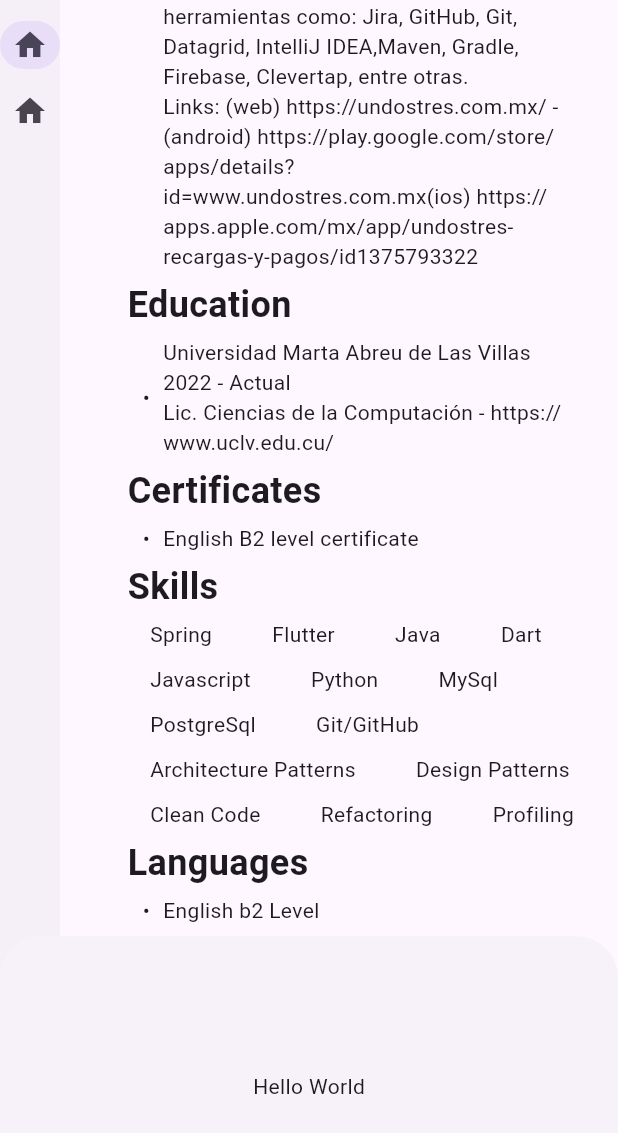
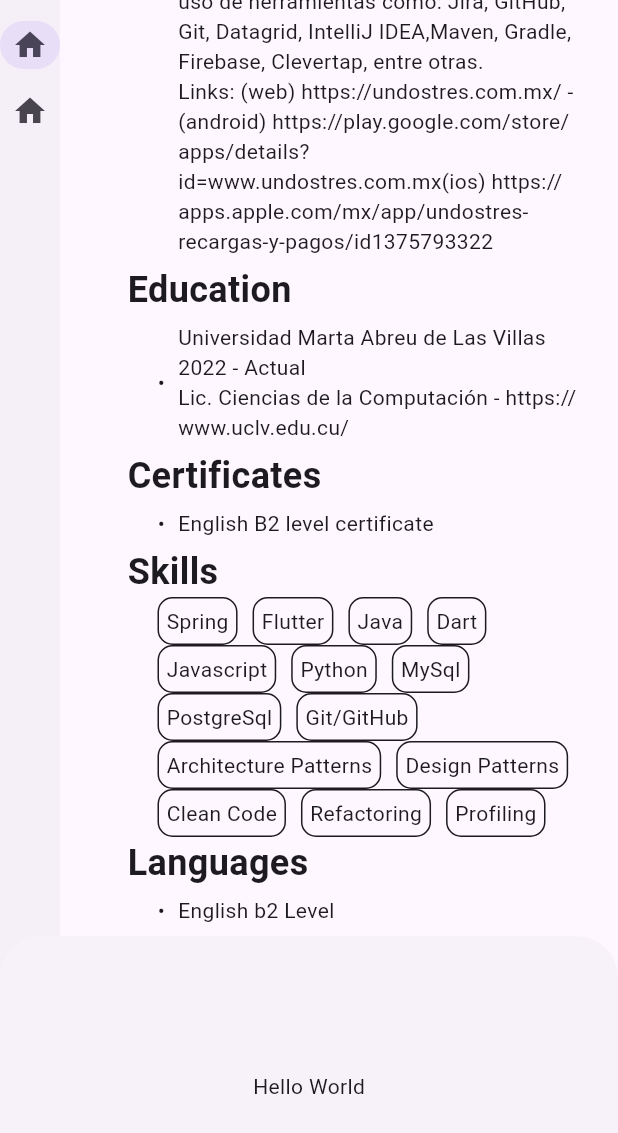
Before and after one commit to palmerovicdev/CvGenerator, a Flutter app: the screen it shows after launch, scrolled down 1152 dp, after a tap on the "add" icon, on a phone screen of 412 x 824 dp. Shown: the top 1133 px of the screen. Run offline on Flutter 3.47's test engine with Material 3 defaults, Android fonts, the light colour scheme and no system bars; our stand-ins replace bloc, dio, equatable, flutter_bloc, gap, get_it and 1 more.

Commit message:
feat: change the padding of some widget

```diff
--- a/lib/cv_generator/presentation/pages/cv_generator_page.dart
+++ b/lib/cv_generator/presentation/pages/cv_generator_page.dart
@@ -82,15 +82,12 @@ class _CvGeneratorPage extends StatelessWidget {
                             type: section.type,
                             children: [
                               for (var subsection in section.subsections!)
-                                Padding(
-                                  padding: const EdgeInsets.only(left: 10.0),
-                                  child: CustomSubsectionWidget(
-                                    title: subsection.title,
-                                    subtitle: subsection.subtitle,
-                                    datePeriod: subsection.datePeriod,
-                                    description: subsection.description,
-                                    sectionType: section.type,
-                                  ),
+                                CustomSubsectionWidget(
+                                  title: subsection.title,
+                                  subtitle: subsection.subtitle,
+                                  datePeriod: subsection.datePeriod,
+                                  description: subsection.description,
+                                  sectionType: section.type,
                                 ),
                             ],
                           ),
--- a/lib/cv_generator/presentation/widgets/custom_section_widget.dart
+++ b/lib/cv_generator/presentation/widgets/custom_section_widget.dart
@@ -25,16 +25,40 @@ class CustomSectionWidget extends StatelessWidget {
               )
             : const SizedBox(),
         if (children != null && type == SectionType.list)
-          Column(
-            children: children!,
+          Padding(
+            padding: const EdgeInsets.symmetric(horizontal: 20.0),
+            child: Column(
+              children: children!,
+            ),
           ),
         if (children != null && type == SectionType.text)
-          Column(
-            children: children!,
+          Padding(
+            padding: const EdgeInsets.symmetric(horizontal: 20.0),
+            child: Column(
+              children: children!,
+            ),
           ),
         if (children != null && type == SectionType.wrap)
-          Wrap(
-            children: children!,
+          Padding(
+            padding: const EdgeInsets.symmetric(horizontal: 20.0),
+            child: Wrap(
+              children: [
+                for (var child in children!)
+                  Padding(
+                    padding: const EdgeInsets.only(right: 10.0),
+                    child: Container(
+                      decoration: BoxDecoration(
+                        border: Border.all(
+                          color: Theme.of(context).colorScheme.onSurface,
+                          width: 1,
+                        ),
+                        borderRadius: BorderRadius.circular(10),
+                      ),
+                      child: child,
+                    ),
+                  ),
+              ],
+            ),
           ),
       ],
     );
--- a/lib/cv_generator/presentation/widgets/custom_subsection_widget.dart
+++ b/lib/cv_generator/presentation/widgets/custom_subsection_widget.dart
@@ -18,16 +18,10 @@ class CustomSubsectionWidget extends StatelessWidget {
         ? Row(
           children: [
             Text('• ', style: TextThemes.subsectionTitle.style),
-            Expanded(child: Padding(
-              padding: const EdgeInsets.only(right: 20.0),
-              child: _buildSubsection(context),
-            )),
+            Expanded(child: _buildSubsection(context)),
           ],
         )
-        : Padding(
-          padding: const EdgeInsets.only(right: 20.0),
-          child: _buildSubsection(context),
-        );
+        : _buildSubsection(context);
   }
 
   Widget _buildSubsection(BuildContext context) {
```
